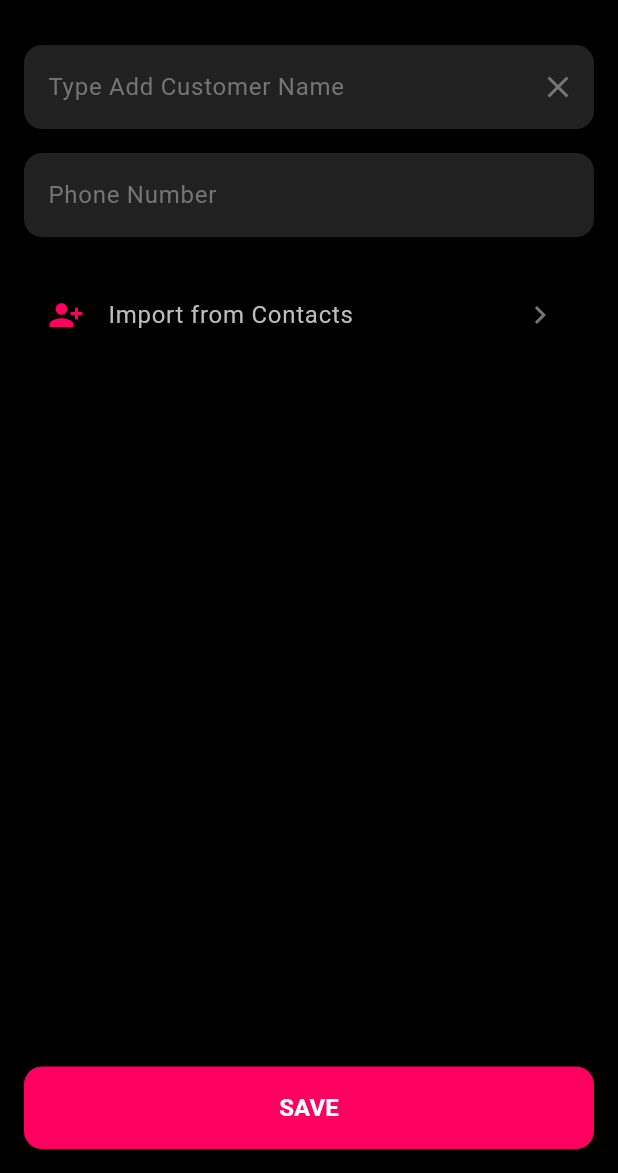
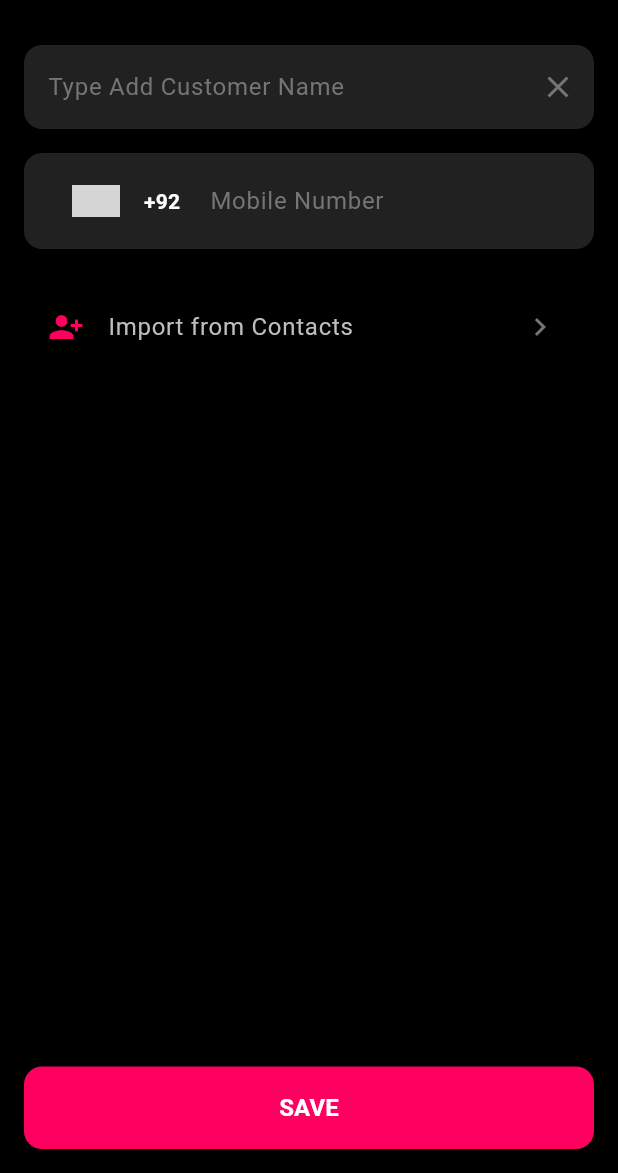
Before and after one commit to ayeshazafar-az/digikhata_clone, a Flutter app: the AddPartyScreen screen opened by its route, on a phone screen of 412 x 824 dp, the part 63-1236 px from its top. Run offline on Flutter 3.47's test engine with Material 3 defaults, Android fonts, the phone set to English and light mode, and no system bars; drawn by our look-alikes of country_code_picker; our stand-ins replace firebase_core, firebase_messaging, fl_chart, flutter_contacts, flutter_riverpod, flutter_tts and 12 more; missing offline and left inert: excel; accounts and stored records are empty; generated files the repository leaves out were written again; statements that could not run were skipped; grey boxes are pictures that could not be loaded.

Commit message:
feat: implement customer management screens and add country_code_picker dependency

```diff
--- a/lib/core/router/app_router.dart
+++ b/lib/core/router/app_router.dart
@@ -162,6 +162,11 @@ class AppRouter {
             phoneNumber: extra['phoneNumber'] ?? '',
           );
         },
+      ),
+      GoRoute(
+        path: '/collection',
+        name: 'collection',
+        builder: (context, state) => const CollectionScreen(),
       ),
       GoRoute(
         path: '/customer_ledger',
--- a/lib/features/customers/presentation/screens/add_contact_screen.dart
+++ b/lib/features/customers/presentation/screens/add_contact_screen.dart
@@ -162,7 +162,7 @@ class _AddContactScreenState extends State<AddContactScreen> {
           final phone =
               contact.phones.isNotEmpty ? contact.phones.first.number : '';
           if (phone.isEmpty) return const SizedBox.shrink();
-          return _buildContactTile((contact.displayName ?? 'Unknown'), phone);
+          return _buildContactTile((contact.displayName), phone);
         }),
       ],
     );
@@ -187,7 +187,7 @@ class _AddContactScreenState extends State<AddContactScreen> {
                     fontWeight: FontWeight.bold,
                     fontSize: 16)),
           ),
-          title: Text(name,
+          title: Text(name.trim().isEmpty ? 'Unknown' : name,
               style: const TextStyle(
                   fontWeight: FontWeight.w500,
                   fontSize: 16,
@@ -196,7 +196,7 @@ class _AddContactScreenState extends State<AddContactScreen> {
               style: TextStyle(color: Colors.grey.shade500, fontSize: 13)),
           onTap: () {
             context.push(
-                '/add_party?type=${widget.type.toLowerCase()}&phone=$phone');
+                '/add_party?type=${widget.type.toLowerCase()}&phone=${Uri.encodeComponent(phone)}&name=${Uri.encodeComponent(name)}');
           },
         ),
         Divider(color: Colors.grey.shade100, height: 1, indent: 80),
--- a/lib/features/customers/presentation/screens/add_party_screen.dart
+++ b/lib/features/customers/presentation/screens/add_party_screen.dart
@@ -1,6 +1,7 @@
 import 'package:flutter/material.dart';
 import 'package:flutter_riverpod/flutter_riverpod.dart';
 import 'package:go_router/go_router.dart';
+import 'package:country_code_picker/country_code_picker.dart';
 import '../../../../app/theme.dart';
 import '../../providers/parties_provider.dart';
 
@@ -15,7 +16,25 @@ class AddPartyScreen extends ConsumerStatefulWidget {
 class _AddPartyScreenState extends ConsumerState<AddPartyScreen> {
   final _nameController = TextEditingController();
   final _phoneController = TextEditingController();
+  String _selectedCountryCode = '+92';
   bool _isLoading = false;
+
+  @override
+  void initState() {
+    super.initState();
+    // Parse name and phone from GoRouter if pushing from AddContactScreen
+    WidgetsBinding.instance.addPostFrameCallback((_) {
+      final state = GoRouterState.of(context);
+      final prefillPhone = state.uri.queryParameters['phone'] ?? '';
+      final prefillName = state.uri.queryParameters['name'] ?? '';
+      if (prefillPhone.isNotEmpty) {
+        _phoneController.text = prefillPhone;
+      }
+      if (prefillName.isNotEmpty) {
+        _nameController.text = prefillName;
+      }
+    });
+  }
 
   void _triggerMockContactPermission() {
     showDialog(
@@ -85,9 +104,9 @@ class _AddPartyScreenState extends ConsumerState<AddPartyScreen> {
     if (name.isEmpty) return;
     setState(() => _isLoading = true);
     try {
-      await ref
-          .read(partiesProvider.notifier)
-          .addParty(name, _phoneController.text.trim(), widget.partyType);
+      final phone = '$_selectedCountryCode${_phoneController.text.trim()}';
+      await ref.read(partiesProvider.notifier).addParty(
+          name, phone.replaceAll(RegExp(r'\s+'), ''), widget.partyType);
       if (mounted) context.pop();
     } catch (e) {
       if (mounted) {
@@ -146,11 +165,34 @@ class _AddPartyScreenState extends ConsumerState<AddPartyScreen> {
                   style: const TextStyle(color: Colors.white),
                   keyboardType: TextInputType.phone,
                   decoration: InputDecoration(
-                    hintText: 'Phone Number',
+                    prefixIcon: CountryCodePicker(
+                      onChanged: (code) {
+                        setState(() {
+                          _selectedCountryCode = code.dialCode ?? '+92';
+                        });
+                      },
+                      initialSelection: 'PK',
+                      favorite: const ['+92', 'PK'],
+                      showCountryOnly: false,
+                      showOnlyCountryWhenClosed: false,
+                      alignLeft: false,
+                      padding: const EdgeInsets.symmetric(horizontal: 4),
+                      textStyle: const TextStyle(
+                          color: Colors.white, fontWeight: FontWeight.bold),
+                      searchDecoration: InputDecoration(
+                        border: OutlineInputBorder(
+                            borderRadius: BorderRadius.circular(10)),
+                        fillColor: Colors.grey.shade800,
+                        filled: true,
+                      ),
+                      dialogBackgroundColor: Colors.grey.shade900,
+                      dialogTextStyle: const TextStyle(color: Colors.white),
+                    ),
+                    hintText: 'Mobile Number',
                     hintStyle: TextStyle(color: Colors.grey.shade600),
                     border: InputBorder.none,
-                    contentPadding: const EdgeInsets.symmetric(
-                        horizontal: 16, vertical: 16),
+                    contentPadding:
+                        const EdgeInsets.symmetric(horizontal: 8, vertical: 20),
                   ),
                 ),
               ),
--- a/pubspec.yaml
+++ b/pubspec.yaml
@@ -49,6 +49,7 @@ dependencies:
   google_generative_ai: ^0.4.7
   flutter_tts: ^4.2.5
   flutter_contacts: ^2.3.1
+  country_code_picker: ^3.4.1
 dev_dependencies:
   flutter_test:
     sdk: flutter
```
Also changed, not shown: lib/features/customers/presentation/screens/all_transactions_screen.dart (+52 -2 lines), lib/features/customers/presentation/screens/collection_screen.dart (added, +208 -0 lines), lib/features/customers/presentation/screens/customer_list_screen.dart (+7 -6 lines), pubspec.lock.
